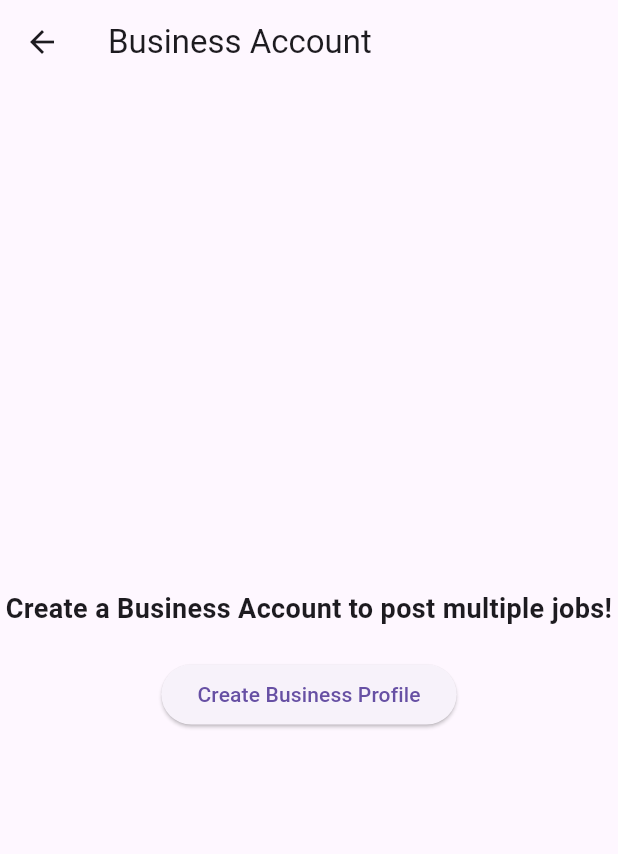
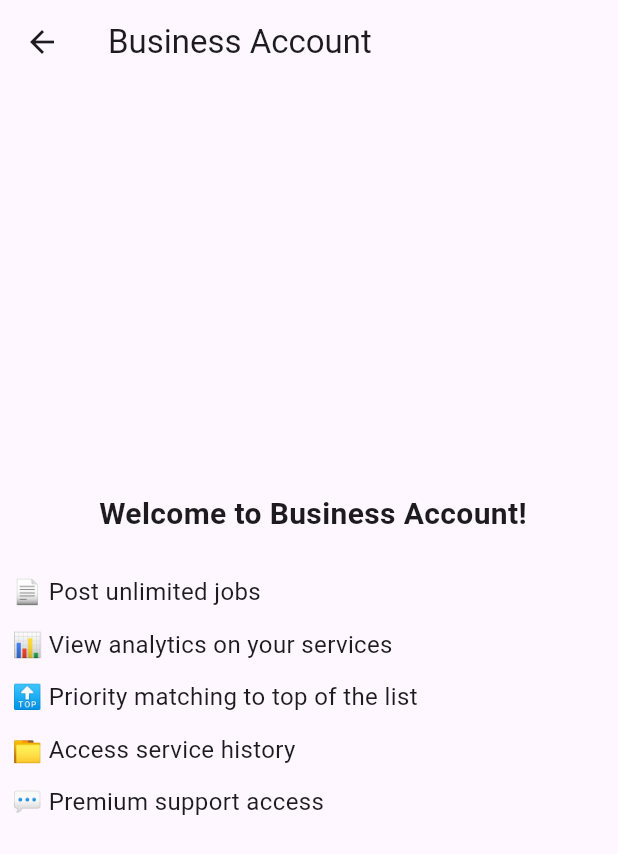
Before and after one commit to sahil-sidhu/Features, a Flutter app: the BusinessAccountPage screen opened directly, after a tap on "Create Business Profile", on a phone screen of 412 x 824 dp. Shown: the top 854 px of the screen. Run offline on Flutter 3.47's test engine with Material 3 defaults, Android fonts, the phone set to English and light mode, and no system bars; our stand-ins replace cloud_firestore, file_picker, firebase_auth, firebase_core, firebase_storage, flutter_bloc and 3 more; accounts and stored records are empty.

Commit message:
Updated Business Account feature

```diff
--- a/lib/features/Business_Account/presentation/pages/business_account_page.dart
+++ b/lib/features/Business_Account/presentation/pages/business_account_page.dart
@@ -1,26 +1,54 @@
 import 'package:flutter/material.dart';
 
-class BusinessAccountPage extends StatelessWidget {
+class BusinessAccountPage extends StatefulWidget {
   const BusinessAccountPage({super.key});
+
+  @override
+  State<BusinessAccountPage> createState() => _BusinessAccountPageState();
+}
+
+class _BusinessAccountPageState extends State<BusinessAccountPage> {
+  bool _showFeatures = false;
+
+  void _handleCreateProfile() {
+    setState(() {
+      _showFeatures = true;
+    });
+  }
 
   @override
   Widget build(BuildContext context) {
     return Scaffold(
       appBar: AppBar(title: const Text('Business Account')),
       body: Center(
-        child: Column(
+        child: _showFeatures
+            ? Column(
+                mainAxisAlignment: MainAxisAlignment.center,
+                children: const [
+                  Text(
+                    " Welcome to Business Account!",
+                    style: TextStyle(fontSize: 20, fontWeight: FontWeight.bold),
+                  ),
+                  SizedBox(height: 20),
+                  FeatureTile(text: "📄 Post unlimited jobs"),
+                  FeatureTile(text: "📊 View analytics on your services"),
+                  FeatureTile(text: "🔝 Priority matching to top of the list"),
+                  FeatureTile(text: "📁 Access service history"),
+                  FeatureTile(text: "💬 Premium support access"),
+                ],
+              )
+            : Column(
                 mainAxisAlignment: MainAxisAlignment.center,
                 children: [
                   const Text(
                     'Create a Business Account to post multiple jobs!',
-              style: TextStyle(fontSize: 18, fontWeight: FontWeight.bold),
+                    style:
+                        TextStyle(fontSize: 18, fontWeight: FontWeight.bold),
                     textAlign: TextAlign.center,
                   ),
                   const SizedBox(height: 20),
                   ElevatedButton(
-              onPressed: () {
-                // Implement business profile creation logic
-              },
+                    onPressed: _handleCreateProfile,
                     child: const Text('Create Business Profile'),
                   ),
                 ],
@@ -29,3 +57,22 @@ class BusinessAccountPage extends StatelessWidget {
     );
   }
 }
+
+class FeatureTile extends StatelessWidget {
+  final String text;
+  const FeatureTile({required this.text});
+
+  @override
+  Widget build(BuildContext context) {
+    return Padding(
+      padding: const EdgeInsets.symmetric(vertical: 6),
+      child: Row(
+        mainAxisAlignment: MainAxisAlignment.start,
+        children: [
+          const SizedBox(width: 8),
+          Text(text, style: const TextStyle(fontSize: 16)),
+        ],
+      ),
+    );
+  }
+}
```
Also changed, not shown: lib/features/Post/presentation/components/post_tile.dart (indentation only). Lines whose indentation alone changed are shown as unchanged.
